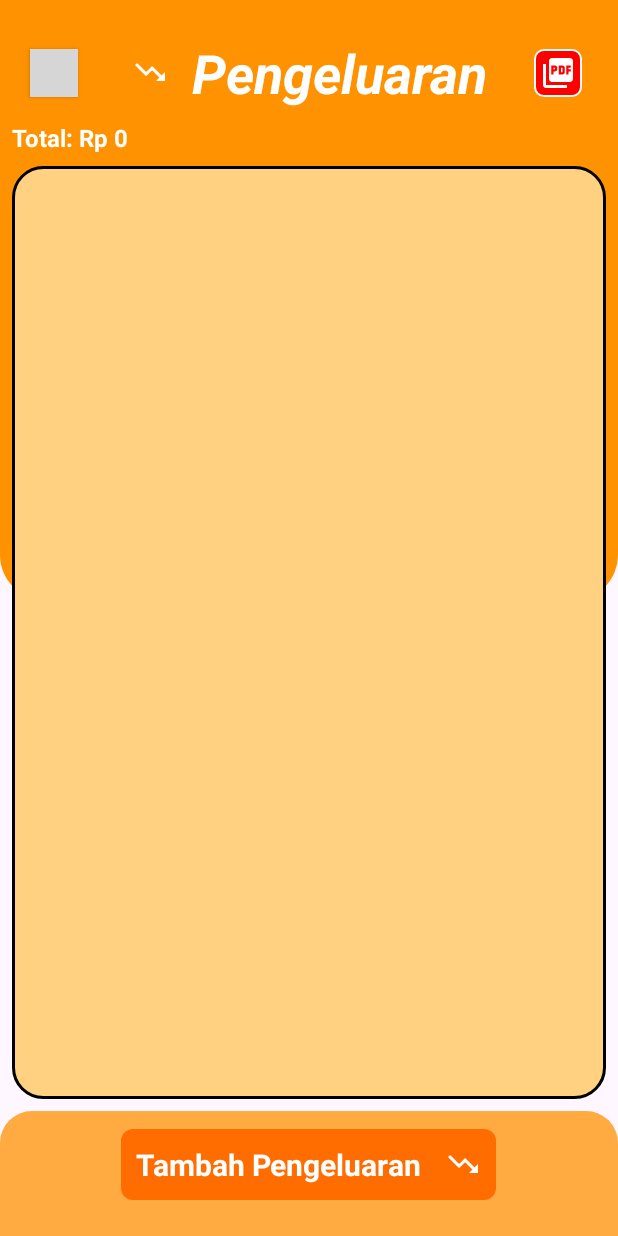
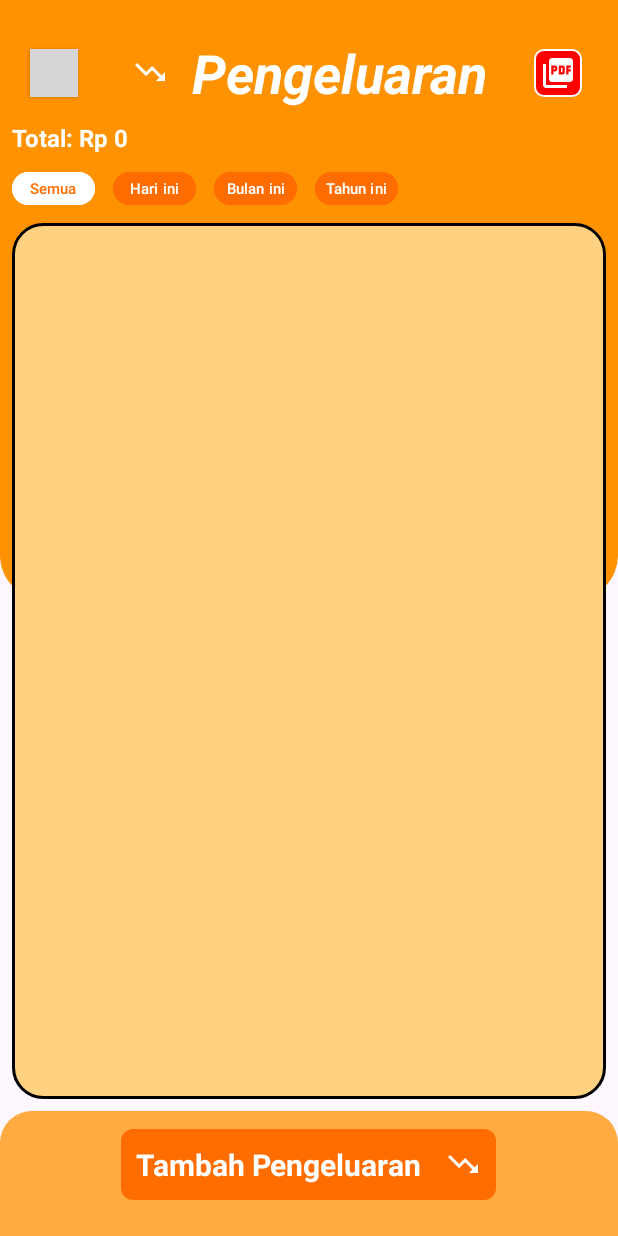
Before and after one commit to Clavers07/cui-jaya-dashboard, an Android app: the ActivityBahan screen opened directly, with no data from a screen before it, on a phone screen of 412 x 824 dp. Run offline under Robolectric (Android 15) with nearby library versions, the phone set to English and light mode, and no system bars; grey boxes are pictures that could not be loaded.

Commit message:
fix data order, add filter data

```diff
--- a/app/src/main/java/com/example/database/services/DBHelper.kt
+++ b/app/src/main/java/com/example/database/services/DBHelper.kt
@@ -139,6 +139,7 @@ class DBHelper(context: Context, factory: SQLiteDatabase.CursorFactory?) :
         val db = this.readableDatabase
         return db.rawQuery("SELECT * FROM $TABLE_NAME", null)
     }
+
     fun timeNow(formatDate: String): String {
         val currentTime = System.currentTimeMillis()
         val dateFormat = android.text.format.DateFormat.format(formatDate, currentTime)
@@ -217,9 +218,16 @@ class DBHelper(context: Context, factory: SQLiteDatabase.CursorFactory?) :
         return total
     }
 
-    fun getPemasukan():Cursor? {
+    fun getPemasukan(tgl: String = ""):Cursor? {
         val db = this.readableDatabase
-        return db.rawQuery("SELECT pemasukan.*, sumber.nama AS nama FROM pemasukan JOIN sumber ON pemasukan.id_sumber = sumber.id LIMIT 50", null)
+        val altSql = "SELECT pemasukan.*, sumber.nama AS nama FROM pemasukan JOIN sumber ON pemasukan.id_sumber = sumber.id WHERE pemasukan.tanggal LIKE ? ORDER BY pemasukan.id DESC"
+
+        return if (tgl != "") {
+            db.rawQuery(altSql, arrayOf("%$tgl%"))
+        } else {
+            db.rawQuery("SELECT pemasukan.*, sumber.nama AS nama FROM pemasukan JOIN sumber ON pemasukan.id_sumber = sumber.id ORDER BY pemasukan.id DESC", null)
+        }
+
     }
     //
     fun addPemasukan(id_sumber: Int, nilai: Int, catatan: String): Boolean {
@@ -279,9 +287,14 @@ class DBHelper(context: Context, factory: SQLiteDatabase.CursorFactory?) :
         return total
     }
     // Ambil data bahan
-    fun getBahan():Cursor? {
+    fun getBahan(tgl: String = ""):Cursor? {
         val db = this.readableDatabase
-        return db.rawQuery("SELECT * FROM bahan LIMIT 50", null)
+        val alterSql = "SELECT * FROM bahan WHERE tanggal LIKE ? ORDER BY id DESC"
+        Log.d("DBHelper", "getBahan: $tgl")
+
+        return if (tgl != "") {
+            db.rawQuery(alterSql, arrayOf("%$tgl%"))
+        } else db.rawQuery("SELECT * FROM bahan ORDER BY id DESC", null)
     }
     // Insert data bahan
     fun addBahan(name: String, harga: Int): Boolean {
@@ -390,5 +403,12 @@ class DBHelper(context: Context, factory: SQLiteDatabase.CursorFactory?) :
         const val ID_COL = "id"
         const val NAME_COL = "name"
         const val AGE_COL = "age"
+
+        fun nowTime(formatDate: String): String {
+            val currentTime = System.currentTimeMillis()
+            val dateFormat = android.text.format.DateFormat.format(formatDate, currentTime)
+
+            return dateFormat.toString()
+        }
     }
 }
--- a/app/src/main/res/layout/activity_bahan.xml
+++ b/app/src/main/res/layout/activity_bahan.xml
@@ -79,6 +79,83 @@
         app:layout_constraintStart_toStartOf="parent"
         app:layout_constraintTop_toBottomOf="@id/header" />
 
+    <HorizontalScrollView
+        android:id="@+id/filterContainer"
+        android:layout_width="match_parent"
+        android:layout_height="wrap_content"
+        android:paddingStart="8dp"
+        android:layout_marginTop="8dp"
+        android:scrollbars="none"
+        app:layout_constraintTop_toBottomOf="@+id/sum">
+
+        <LinearLayout
+            android:layout_width="wrap_content"
+            android:layout_height="match_parent"
+            android:orientation="horizontal" >
+
+            <Button
+                android:id="@+id/all"
+                android:layout_width="55dp"
+                android:layout_height="30dp"
+                android:layout_marginEnd="12dp"
+                android:backgroundTint="@color/white"
+                android:padding="0dp"
+                android:text="Semua"
+                android:textAllCaps="false"
+                android:textColor="@color/delta"
+                android:textSize="10sp" />
+
+            <Button
+                android:id="@+id/today"
+                android:layout_width="55dp"
+                android:layout_height="30dp"
+                android:layout_marginEnd="12dp"
+                android:backgroundTint="@color/delta"
+                android:padding="0dp"
+                android:text="Hari ini"
+                android:textAllCaps="false"
+                android:textColor="@color/white"
+                android:textSize="10sp" />
+
+            <Button
+                android:id="@+id/thisMonth"
+                android:layout_width="55dp"
+                android:layout_height="30dp"
+                android:layout_marginEnd="12dp"
+                android:layout_weight="1"
+                android:backgroundTint="@color/delta"
+                android:padding="0dp"
+                android:text="Bulan ini"
+                android:textAllCaps="false"
+                android:textColor="@color/white"
+                android:textSize="10sp" />
+
+            <Button
+                android:id="@+id/thisYear"
+                android:layout_width="55dp"
+                android:layout_height="30dp"
+                android:layout_marginEnd="12dp"
+                android:layout_weight="1"
+                android:backgroundTint="@color/delta"
+                android:padding="0dp"
+                android:text="Tahun ini"
+                android:textAllCaps="false"
+                android:textColor="@color/white"
+                android:textSize="10sp" />
+        </LinearLayout>
+    </HorizontalScrollView>
+
+    <LinearLayout
+        android:layout_width="wrap_content"
+        android:layout_height="wrap_content"
+        android:layout_marginStart="36dp"
+        android:orientation="horizontal"
+        app:layout_constraintBottom_toBottomOf="@+id/sum"
+        app:layout_constraintStart_toEndOf="@+id/sum"
+        app:layout_constraintTop_toTopOf="@+id/sum">
+
+    </LinearLayout>
+
     <androidx.recyclerview.widget.RecyclerView
         android:id="@+id/list"
         android:layout_width="match_parent"
@@ -87,7 +164,7 @@
         android:background="@drawable/bg_data"
         android:paddingTop="2dp"
         android:paddingBottom="5dp"
-        app:layout_constraintTop_toBottomOf="@id/sum"
+        app:layout_constraintTop_toBottomOf="@id/filterContainer"
         app:layout_constraintBottom_toTopOf="@id/cta"
         tools:listitem="@layout/list_bahan" />
 
```
Also changed, not shown: app/src/main/java/com/example/database/bahan/ActivityBahan.kt (+48 -2 lines), app/src/main/java/com/example/database/pemasukan/ActivityPemasukan.kt (+48 -2 lines), app/src/main/java/com/example/database/services/PdfGenerator.kt (+16 -2 lines), app/src/main/res/layout/activity_pemasukan.xml (+67 -1 lines).
